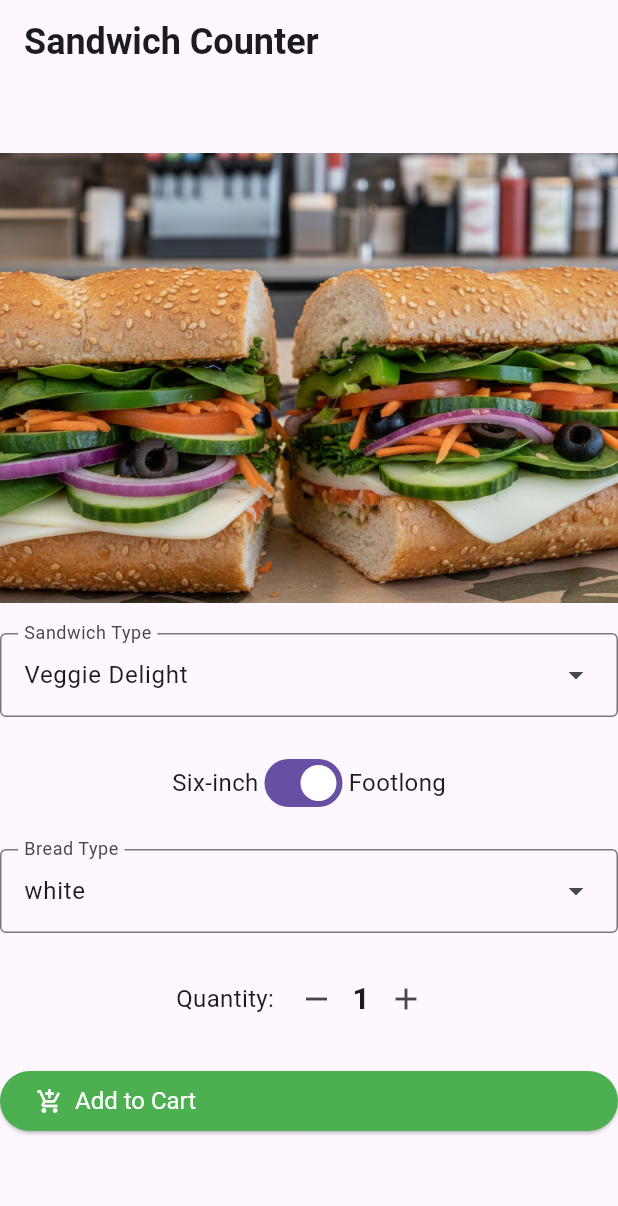
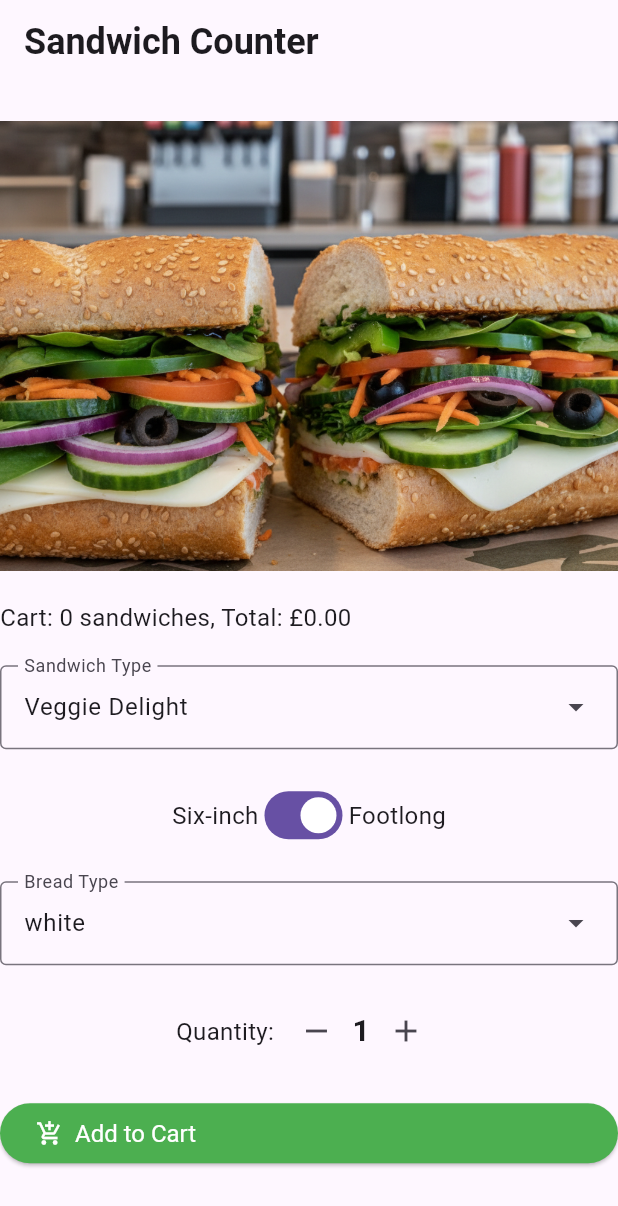
Before and after one commit to ronnn-ddr/sandwich_shop, a Flutter app: the screen it shows after launch, on a phone screen of 412 x 824 dp. Shown: the top 1206 px of the screen. Run offline on Flutter 3.47's test engine with Material 3 defaults, Android fonts, the phone set to English and light mode, and no system bars.

Commit message:
Worksheet 5 Exercises

```diff
--- a/lib/main.dart
+++ b/lib/main.dart
@@ -74,7 +74,9 @@ class _OrderScreenState extends State<OrderScreen> {
       String confirmationMessage =
           'Added $_quantity $sizeText ${sandwich.name} sandwich(es) on ${_selectedBreadType.name} bread to cart';
 
-      debugPrint(confirmationMessage);
+      ScaffoldMessenger.of(context).showSnackBar(
+        SnackBar(content: Text(confirmationMessage)),
+      );
     }
   }
 
@@ -191,6 +193,11 @@ class _OrderScreenState extends State<OrderScreen> {
                     );
                   },
                 ),
+              ),
+              const SizedBox(height: 20),
+              Text(
+                'Cart: ${_cart.totalQuantity} sandwiches, Total: £${_cart.totalPrice.toStringAsFixed(2)}',
+                style: normalText,
               ),
               const SizedBox(height: 20),
               DropdownMenu<SandwichType>(
--- a/lib/models/cart.dart
+++ b/lib/models/cart.dart
@@ -47,4 +47,6 @@ class Cart {
   }
 
   int get itemCount => items.length;
+
+  int get totalQuantity => items.fold(0, (sum, item) => sum + item.quantity);
 }
```
